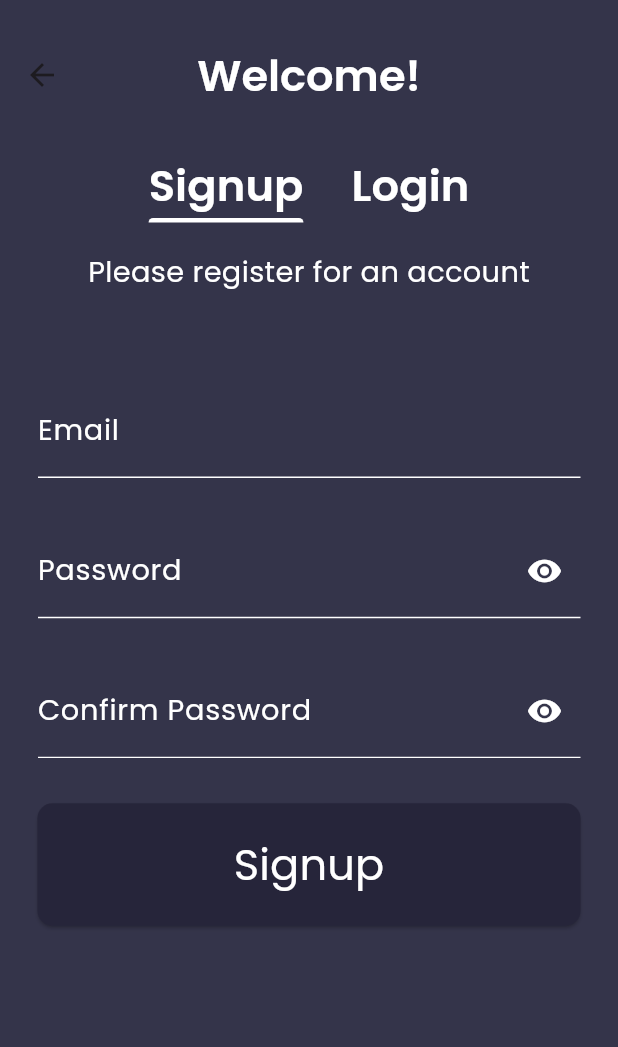
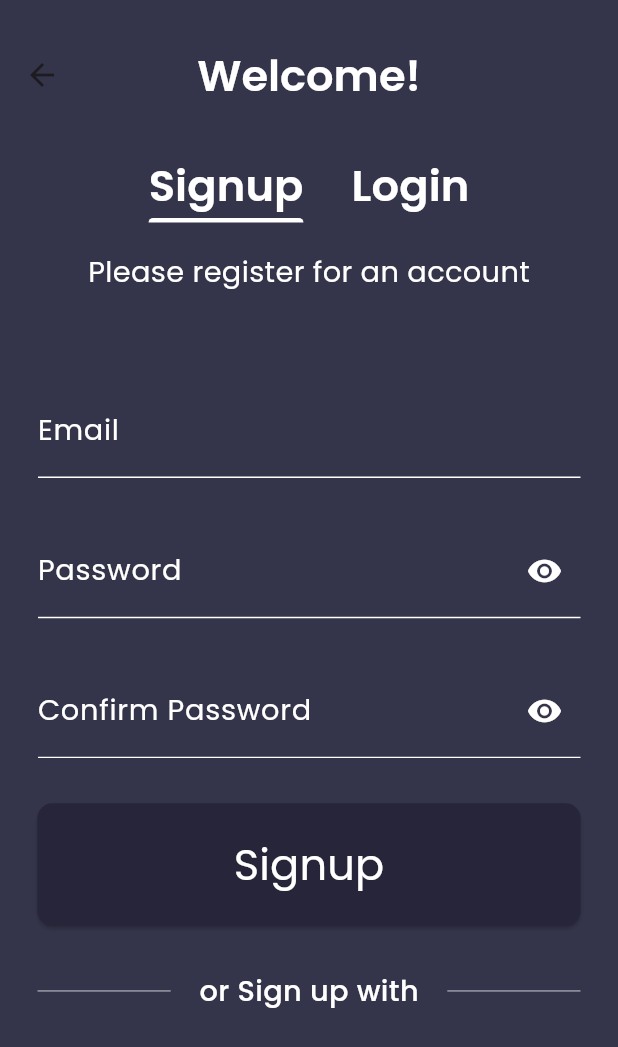
Before and after one commit to MohamedEssami20/movies_app, a Flutter app: the AuthView screen opened by its route, on a phone screen of 412 x 824 dp. Shown: the top 1047 px of the screen. Run offline on Flutter 3.47's test engine with Material 3 defaults, Android fonts, the phone set to English and light mode, and no system bars; our stand-ins replace animated_text_kit, bloc, flutter_bloc, flutter_screenutil, google_fonts.

Commit message:
create or signup and login with widget

```diff
--- a/lib/features/auth/presentation/views/widgets/auth_view_body.dart
+++ b/lib/features/auth/presentation/views/widgets/auth_view_body.dart
@@ -5,6 +5,7 @@ import 'package:movies_app/features/auth/presentation/manager/Auth_cubit/auth_cu
 import 'package:movies_app/features/auth/presentation/views/widgets/animated_auth_form.dart';
 import '../../../../../core/utils/app_text_styles.dart';
 import 'auth_button.dart';
+import 'or_signup_and_login_with.dart';
 
 class AuthViewBody extends StatelessWidget {
   const AuthViewBody({super.key});
@@ -35,6 +36,7 @@ class AuthViewBody extends StatelessWidget {
           ),
           AnimatedAuthForm(),
           AuthButton(),
+          OrSignupAndLoginWith(),
         ],
       ),
     );
--- /dev/null
+++ b/lib/features/auth/presentation/views/widgets/or_signup_and_login_with.dart
@@ -0,0 +1,48 @@
+import 'package:flutter/material.dart';
+import 'package:flutter_bloc/flutter_bloc.dart';
+import 'package:movies_app/core/utils/app_text_styles.dart';
+import 'package:movies_app/core/widgets/animated_text_cross_fading.dart';
+
+import '../../manager/Auth_cubit/auth_cubit.dart';
+
+class OrSignupAndLoginWith extends StatelessWidget {
+  const OrSignupAndLoginWith({super.key});
+
+  @override
+  Widget build(BuildContext context) {
+    return BlocBuilder<AuthCubit, AuthState>(
+      builder: (context, state) {
+        final isSignup = context.watch<AuthCubit>().isSignup;
+        return Row(
+          spacing: 9,
+          children: [
+            Expanded(
+              child: Divider(
+                color: Colors.white.withValues(alpha: 0.5),
+              ),
+            ),
+            Padding(
+              padding: EdgeInsets.symmetric(horizontal: 10),
+              child: AnimatedTextCrossFading(
+                crossFadeState: isSignup
+                    ? CrossFadeState.showFirst
+                    : CrossFadeState.showSecond,
+                firstText: "or Sign up with",
+                secondText: "or Login with",
+                firstTextStyle: AppTextStyles.medium16(context)
+                    .copyWith(color: Colors.white),
+                secondTextStyle: AppTextStyles.medium16(context)
+                    .copyWith(color: Colors.white),
+              ),
+            ),
+            Expanded(
+              child: Divider(
+                color: Colors.white.withValues(alpha: 0.5),
+              ),
+            ),
+          ],
+        );
+      },
+    );
+  }
+}
```
